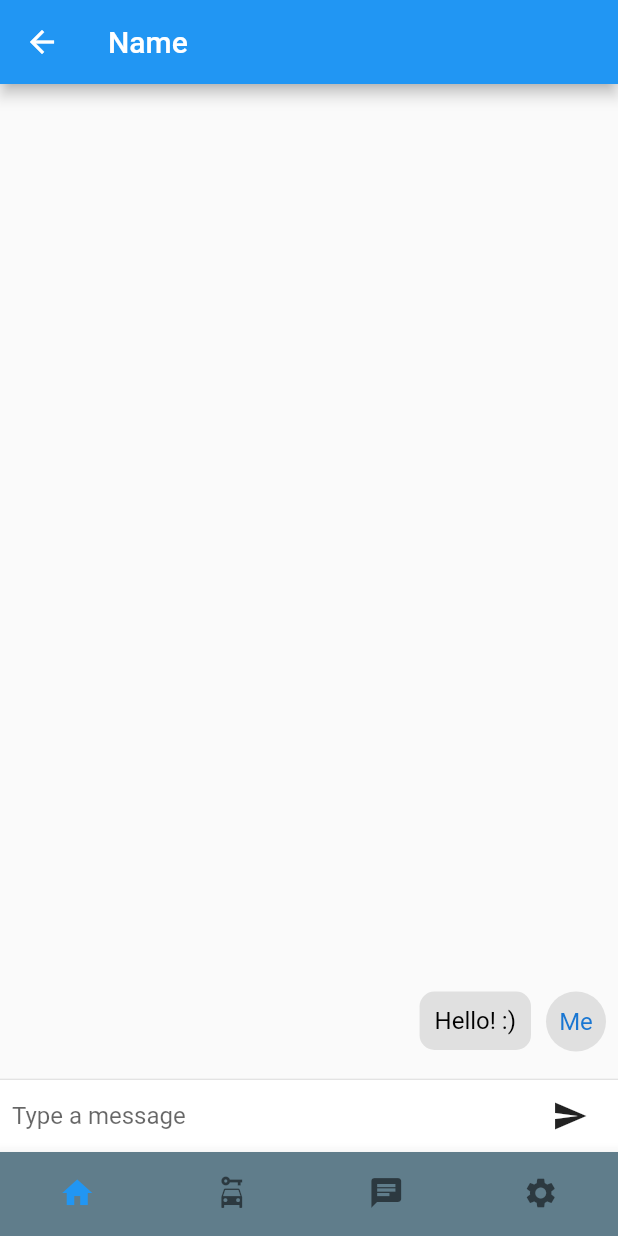
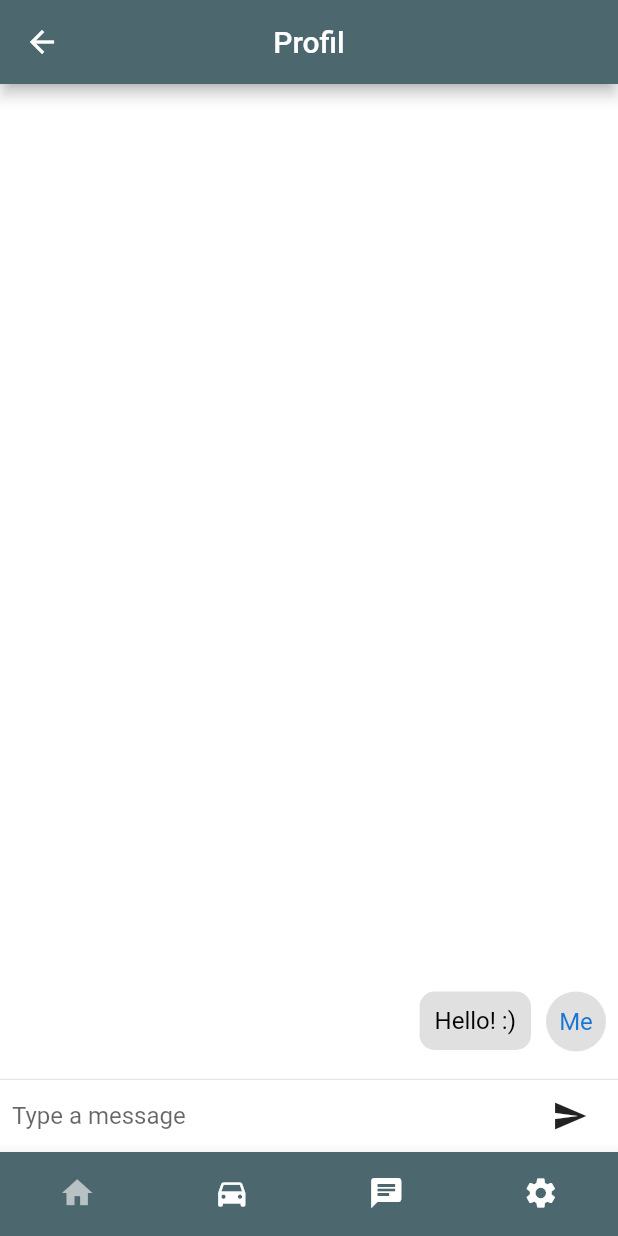
Before and after one commit to MaechtigerMetzger/UniGo, a Flutter app: the ChatScreen screen opened directly, after a tap on the "send" icon, on a phone screen of 412 x 824 dp. Run offline on Flutter 3.47's test engine with Material 2 defaults, Android fonts, the phone set to English and light mode, and no system bars; our stand-ins replace flutter_form_builder, flutter_map, flutter_svg, form_builder_validators, get, google_fonts and 2 more; missing offline and left inert: open_street_map_search_and_pick, string_similarity; accounts and stored records are empty.

Commit message:
Edited Bottom Navigationsbar From Chat

```diff
--- a/lib/screens/chat/chat_screen.dart
+++ b/lib/screens/chat/chat_screen.dart
@@ -45,24 +45,34 @@ class _ChatScreenState extends State<ChatScreen> {
 
   @override
   Widget build(BuildContext context) {
-    var messages;
     return Scaffold(
       appBar: AppBar(
-        title: Text('Name'),
-        // wie profilbild integrieren?
+        iconTheme: const IconThemeData(
+          color: Color.fromARGB(255, 255, 255, 255),
+        ),
+        backgroundColor: const Color.fromARGB(255, 77, 103, 111),
+        centerTitle: true,
+        title: const Text(
+          "Profil",
+          style: TextStyle(color: Colors.white),
+        ),
       ),
       bottomNavigationBar: BottomNavigationBar(
         type: BottomNavigationBarType.fixed,
+        unselectedIconTheme: IconThemeData(
+          color: Colors.white,
+        ),
+        selectedIconTheme: IconThemeData(color: Colors.white60),
         showUnselectedLabels: false,
         showSelectedLabels: false,
-        backgroundColor: Colors.blueGrey,
-        items: [
+        backgroundColor: const Color.fromARGB(255, 77, 103, 111),
+        items: const [
           BottomNavigationBarItem(
             icon: Icon(Icons.home),
             label: "",
           ),
           BottomNavigationBarItem(
-            icon: Icon(Icons.car_rental),
+            icon: Icon(Icons.directions_car),
             label: "",
           ),
           BottomNavigationBarItem(
@@ -75,6 +85,7 @@ class _ChatScreenState extends State<ChatScreen> {
           ),
         ],
       ),
+      backgroundColor: Colors.white,
       body: Column(
         children: [
           Flexible(
```
